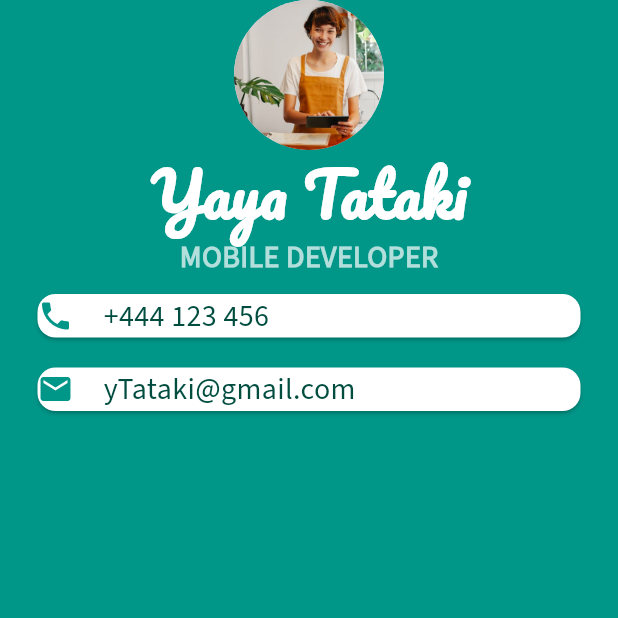
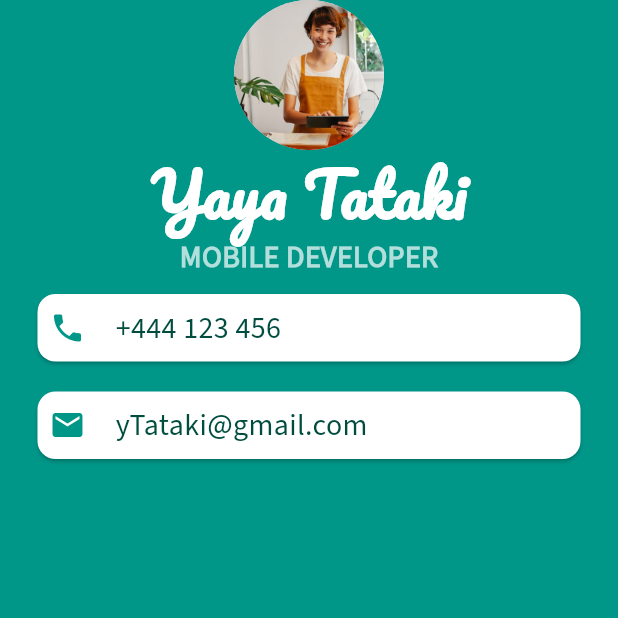
Before and after one commit to Obehi234/e-card-with-flutter, a Flutter app: the screen it shows after launch, on a phone screen of 412 x 824 dp, the top half of it. Run offline on Flutter 3.47's test engine with Material 3 defaults, Android fonts, the phone set to English and light mode, and no system bars.

Commit message:
Added padding class to card widget

```diff
--- a/lib/main.dart
+++ b/lib/main.dart
@@ -34,6 +34,8 @@ class MyApp extends StatelessWidget {
                 color: Colors.white,
                 margin: const EdgeInsets.symmetric(
                     vertical: 10.0, horizontal: 25.0),
+                child: Padding(
+                  padding: const EdgeInsets.all(8.0),
                   child: Row(children: [
                     const Icon(
                       Icons.phone,
@@ -45,11 +47,14 @@ class MyApp extends StatelessWidget {
                             color: Colors.teal.shade900,
                             fontFamily: 'SourceSans3',
                             fontSize: 20.0))
-                ])),
+                  ]),
+                )),
             Card(
                 color: Colors.white,
                 margin: const EdgeInsets.symmetric(
                     vertical: 10.0, horizontal: 25.0),
+                child: Padding(
+                  padding: const EdgeInsets.all(8.0),
                   child: Row(children: [
                     const Icon(
                       Icons.email,
@@ -61,7 +66,8 @@ class MyApp extends StatelessWidget {
                             color: Colors.teal.shade900,
                             fontFamily: 'SourceSans3',
                             fontSize: 20.0))
-                ]))
+                  ]),
+                ))
           ]))),
     );
   }
```
Lines whose indentation alone changed are shown as unchanged.
